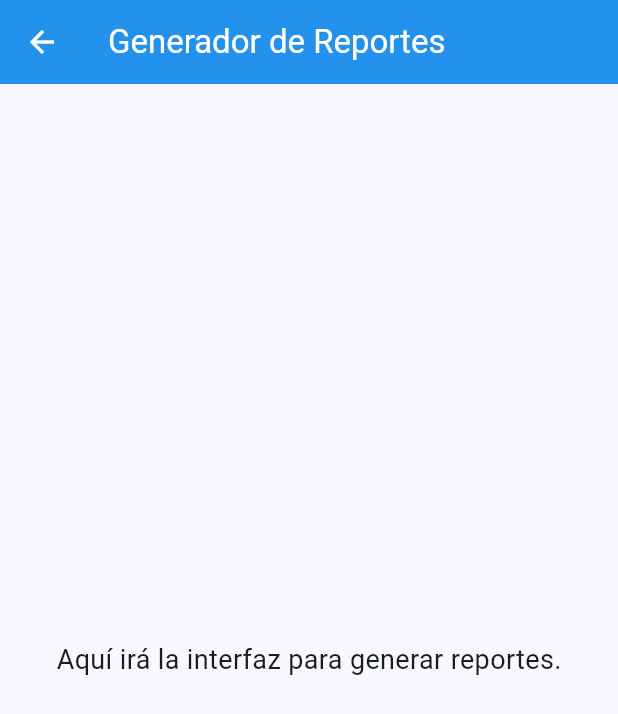
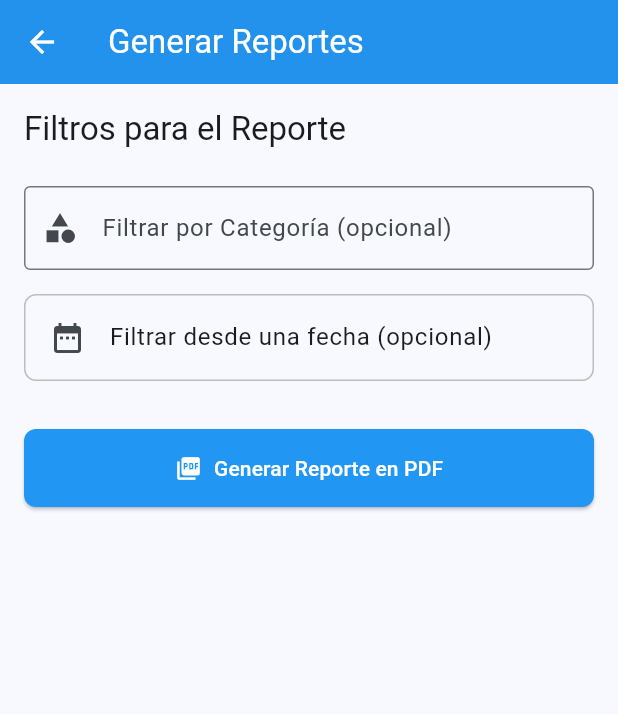
Before and after one commit to FabricioCha/inventario_app, a Flutter app: the ReportsView screen opened directly, on a phone screen of 412 x 824 dp. Shown: the top 714 px of the screen. Run offline on Flutter 3.47's test engine with Material 3 defaults, Android fonts, the phone set to English and light mode, and no system bars; our stand-ins replace hive, hive_flutter, open_file, pdf; missing offline and left inert: flutter_fast_forms, flutter_floating_bottom_bar; accounts and stored records are empty.

Commit message:
Add PDF report generation feature
Introduces PDF report generation using the pdf, printing, and open_file packages. Adds a custom font asset and updates the ReportsView to include filters and a button for generating PDF reports. Updates platform plugin registrants and pubspec files to support new dependencies and assets.

```diff
--- a/lib/views/reports_view.dart
+++ b/lib/views/reports_view.dart
@@ -1,4 +1,6 @@
 import 'package:flutter/material.dart';
+import 'package:inventario_app/services/hive_service.dart';
+import 'package:inventario_app/services/pdf_service.dart';
 
 class ReportsView extends StatefulWidget {
   const ReportsView({super.key});
@@ -8,16 +10,147 @@ class ReportsView extends StatefulWidget {
 }
 
 class _ReportsViewState extends State<ReportsView> {
+  final HiveService _hiveService = HiveService();
+  final PdfService _pdfService = PdfService();
+  final _categoryController = TextEditingController();
+
+  DateTime? _selectedDate;
+  bool _isLoading = false;
+
+  Future<void> _selectDate(BuildContext context) async {
+    final DateTime? picked = await showDatePicker(
+      context: context,
+      initialDate: _selectedDate ?? DateTime.now(),
+      firstDate: DateTime(2020),
+      lastDate: DateTime.now(),
+    );
+    if (picked != null && picked != _selectedDate) {
+      setState(() {
+        _selectedDate = picked;
+      });
+    }
+  }
+
+  Future<void> _generateReport() async {
+    setState(() => _isLoading = true);
+
+    try {
+      final filteredProducts = await _hiveService.getFilteredProducts(
+        category: _categoryController.text,
+        startDate: _selectedDate,
+      );
+
+      if (filteredProducts.isEmpty) {
+        if (mounted) {
+          ScaffoldMessenger.of(context).showSnackBar(
+            const SnackBar(
+              content: Text('No se encontraron productos con esos filtros.'),
+              backgroundColor: Colors.orange,
+            ),
+          );
+        }
+        return;
+      }
+
+      // Antes de generar el PDF, asegúrate de que la fuente esté disponible.
+      // Crea una carpeta 'assets/fonts' en la raíz de tu proyecto
+      // y añade un archivo de fuente como 'OpenSans-Regular.ttf'.
+      // Luego, declara la carpeta en tu pubspec.yaml:
+      // flutter:
+      //   assets:
+      //     - assets/fonts/
+      await _pdfService.generatePdfReport(filteredProducts);
+    } catch (e) {
+      if (mounted) {
+        ScaffoldMessenger.of(context).showSnackBar(
+          SnackBar(
+            content: Text('Error al generar el reporte: $e'),
+            backgroundColor: Colors.red,
+          ),
+        );
+      }
+    } finally {
+      setState(() => _isLoading = false);
+    }
+  }
+
   @override
   Widget build(BuildContext context) {
     return Scaffold(
-      appBar: AppBar(title: const Text('Generador de Reportes')),
-      body: const Center(
-        child: Text(
-          'Aquí irá la interfaz para generar reportes.',
-          style: TextStyle(fontSize: 18),
+      appBar: AppBar(title: const Text('Generar Reportes')),
+      body: Padding(
+        padding: const EdgeInsets.all(16.0),
+        child: Column(
+          crossAxisAlignment: CrossAxisAlignment.stretch,
+          children: [
+            Text(
+              'Filtros para el Reporte',
+              style: Theme.of(context).textTheme.titleLarge,
+            ),
+            const SizedBox(height: 24),
+
+            // Filtro por Categoría
+            TextField(
+              controller: _categoryController,
+              decoration: const InputDecoration(
+                labelText: 'Filtrar por Categoría (opcional)',
+                border: OutlineInputBorder(),
+                prefixIcon: Icon(Icons.category),
+              ),
+            ),
+            const SizedBox(height: 16),
+
+            // Filtro por Fecha
+            ListTile(
+              shape: RoundedRectangleBorder(
+                borderRadius: BorderRadius.circular(8),
+                side: BorderSide(color: Colors.grey.shade400),
+              ),
+              leading: const Icon(Icons.date_range),
+              title: Text(
+                _selectedDate == null
+                    ? 'Filtrar desde una fecha (opcional)'
+                    : 'Desde: ${_selectedDate!.day}/${_selectedDate!.month}/${_selectedDate!.year}',
+              ),
+              trailing: _selectedDate != null
+                  ? IconButton(
+                      icon: const Icon(Icons.clear),
+                      onPressed: () => setState(() => _selectedDate = null),
+                    )
+                  : null,
+              onTap: () => _selectDate(context),
+            ),
+            const SizedBox(height: 32),
+
+            // Botón para generar el PDF
+            ElevatedButton.icon(
+              icon: _isLoading
+                  ? const SizedBox(
+                      width: 20,
+                      height: 20,
+                      child: CircularProgressIndicator(
+                        strokeWidth: 2,
+                        color: Colors.white,
+                      ),
+                    )
+                  : const Icon(Icons.picture_as_pdf),
+              label: const Text('Generar Reporte en PDF'),
+              style: ElevatedButton.styleFrom(
+                padding: const EdgeInsets.symmetric(vertical: 16),
+                backgroundColor: Theme.of(context).primaryColor,
+                foregroundColor: Colors.white,
+              ),
+              onPressed: _isLoading ? null : _generateReport,
+            ),
+          ],
         ),
       ),
     );
   }
+
+  @override
+  void dispose() {
+    _categoryController.dispose();
+    super.dispose();
+  }
 }
```
Also changed, not shown: lib/services/pdf_service.dart (added, +120 -0 lines), pubspec.yaml (+5 -3 lines), assets/fonts/OpenSans-Regular.ttf (added), pubspec.lock, 5 other files.
